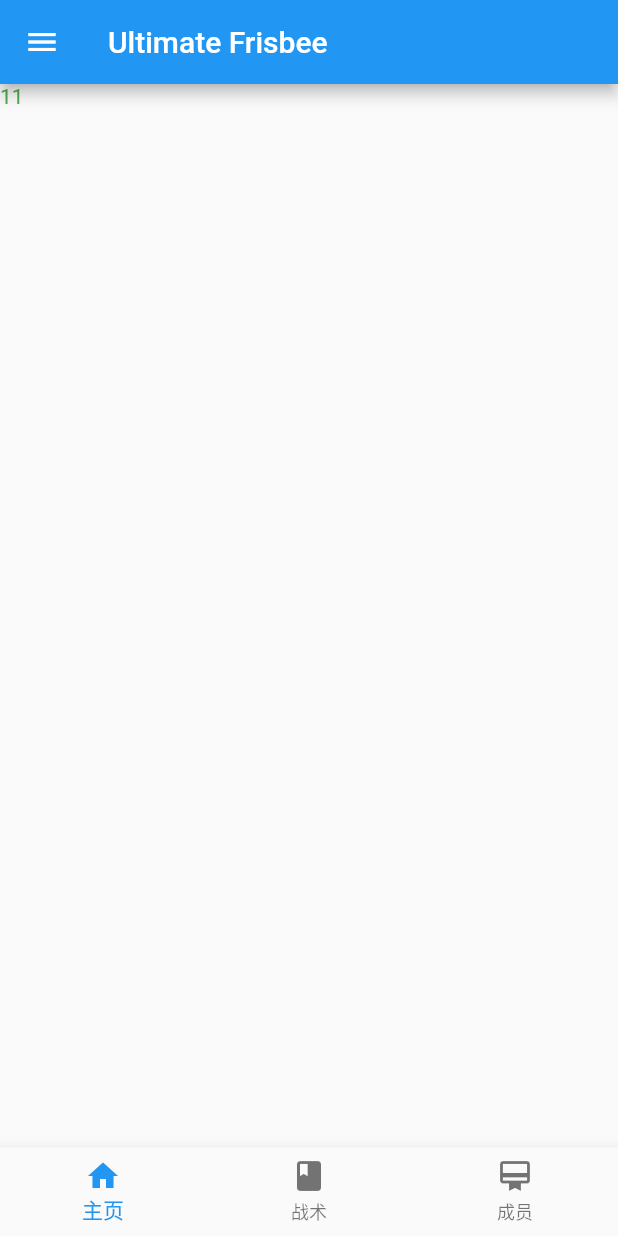
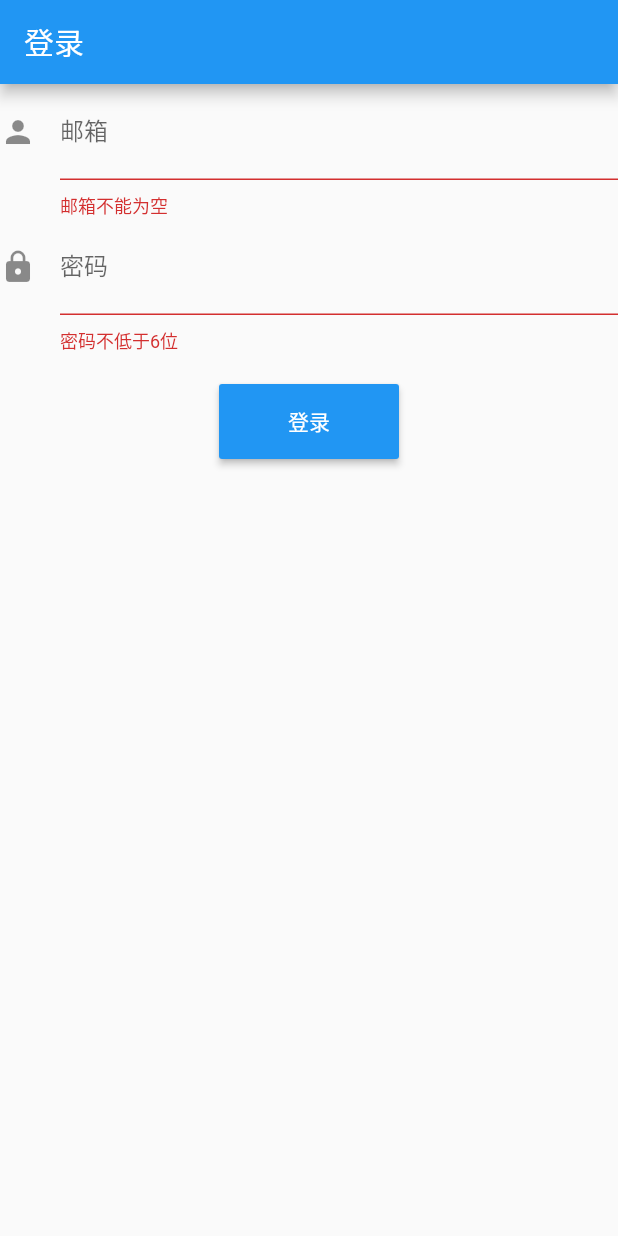
Before and after one commit to montehuang/ultimate_frisbee, a Flutter app: the screen it shows after launch, on a phone screen of 412 x 824 dp. Run offline on Flutter 3.47's test engine with Material 2 defaults, Android fonts, the phone set to English and light mode, and no system bars; our stand-ins replace flutter_svg, shared_preferences.

Commit message:
登录的功能

```diff
--- /dev/null
+++ b/lib/common/global.dart
@@ -0,0 +1,59 @@
+/*
+ * @Author: Monte
+ * @Date: 2021-12-24
+ * @Description:
+ */
+
+import 'package:frisbee/models/user.dart';
+import 'package:frisbee/utils/db_utils.dart';
+
+class Global {
+  static User? currentUser = User();
+  static List<Team?> teams = [];
+  static DbClient dbClient = const DbClient();
+  static String token = '';
+
+  static dynamic _getDatarFromFile(String keyName) async {
+    var data = await dbClient.get(keyName, DataType.tMap);
+    return data;
+  }
+
+  static void _writeDataToFile(String keyName, dynamic object) async {
+    await dbClient.write('user', object);
+  }
+
+  static void _deleteDataToFile(String keyName) async {
+    await dbClient.delete('user');
+  }
+
+  static void initUserAndTeam({Map? userData}) async {
+    if (userData == null || userData.isEmpty) {
+      userData = await _getDatarFromFile('user');
+    } else {
+      // userData.remove(key)
+      _writeDataToFile('user', userData);
+    }
+    if (userData != null) {
+      currentUser = User(data: userData);
+      for (var teamData in userData['teams']) {
+        var team = Team(data: teamData);
+        teams.add(team);
+      }
+    }
+  }
+
+  static void initToken(String? newToken) {
+    if (newToken!.isEmpty) {
+      token = _getDatarFromFile('token');
+    } else {
+      token = newToken;
+      _writeDataToFile('token', newToken);
+    }
+  }
+
+  static void clearUser() async {
+    currentUser = null;
+    _deleteDataToFile('user');
+    _deleteDataToFile('teams');
+  }
+}
--- a/lib/main.dart
+++ b/lib/main.dart
@@ -1,8 +1,6 @@
 import 'package:flutter/material.dart';
-import 'package:frisbee/pages/user.dart';
-import 'pages/home_page.dart';
-import 'pages/player.dart';
-import 'pages/playbook.dart';
+import 'package:frisbee/pages/splash_page.dart';
+
 
 void main() => runApp( const MyApp());
 
@@ -13,56 +11,7 @@ class MyApp extends StatelessWidget {
   Widget build(BuildContext context) {
     return const MaterialApp(
       title: 'Welcome to Flutter',
-      home:  HomePage(title: "xxxx")
+      home:  SplashScreen()
     );
   }
 }
-
-class HomePage extends StatefulWidget {
-  const HomePage({Key? key, required this.title}) : super(key: key);
-  final String title;
-  @override
-  State<HomePage> createState() => HomePageState();
-}
-
-class HomePageState extends State<HomePage> with SingleTickerProviderStateMixin {
-
-  late TabController _tabController;
-  List tabs = [
-    const SubHomePage(content: "11", icon: Icons.home, header: "主页"),
-    const BookPage(content: "22", icon: Icons.book, header: "战术"),
-    const PlayerPage(content: "33", icon: Icons.card_membership, header: "成员"),
-  ];
-  int _selectedIndex = 0;
-  @override
-  void initState() {
-    super.initState();
-    _tabController = TabController(length: tabs.length, vsync: this);
-  }
-
-  void _onTap(int index) {
-    setState(() {
-      _selectedIndex = index;
-    });
-  }
-  @override
-  Widget build(BuildContext context) {
-    return Scaffold(
-      appBar: AppBar(title: const Text('Ultimate Frisbee',)),
-      body: Text(tabs[_selectedIndex].content, style: const TextStyle(color: Colors.green),),
-      bottomNavigationBar: BottomNavigationBar(
-        items: tabs.map((e) => BottomNavigationBarItem(icon: Icon(e.icon), label: e.header)).toList(),
-        onTap: _onTap,
-        currentIndex: _selectedIndex,
-      ),
-      drawer: const UserDrawer(),
-    );
-  }
-
-  @override
-  void dispose() {
-    // 释放资源
-    _tabController.dispose();
-    super.dispose();
-  }
-}
--- /dev/null
+++ b/lib/pages/login_page.dart
@@ -0,0 +1,112 @@
+/*
+ * @Author: Monte
+ * @Date: 2021-12-24
+ * @Description:
+ */
+import 'package:flutter/material.dart';
+import 'package:frisbee/common/global.dart';
+import 'package:frisbee/utils/request_util.dart';
+
+class LoginPage extends StatefulWidget {
+  final String title;
+
+  const LoginPage({Key? key, required this.title}) : super(key: key);
+  @override
+  State<StatefulWidget> createState() {
+    return _LoginPageState();
+  }
+}
+
+void setState(Null Function() param0) {}
+
+class _LoginPageState extends State<LoginPage> {
+  final GlobalKey _globalKey = GlobalKey<FormState>();
+  final _userName = TextEditingController();
+  final _userPwd = TextEditingController();
+  @override
+  Widget build(BuildContext context) {
+    return Scaffold(
+      appBar: AppBar(
+        title: Text(widget.title),
+      ),
+      body: Center(
+        child: Form(
+          autovalidateMode: AutovalidateMode.always, key: _globalKey, //自动校验
+          child: Column(
+            children: <Widget>[
+              TextFormField(
+                controller: _userName,
+                decoration: const InputDecoration(
+                    labelText: "邮箱",
+                    hintText: "输入你的邮箱",
+                    icon: Icon(Icons.person)),
+                validator: (v) {
+                  return v!.trim().isNotEmpty ? null : "邮箱不能为空";
+                },
+              ),
+              TextFormField(
+                controller: _userPwd,
+                decoration: const InputDecoration(
+                  labelText: "密码",
+                  hintText: "输入你的密码",
+                  icon: Icon(Icons.lock),
+                ),
+                validator: (v) {
+                  return v!.trim().length > 5 ? null : "密码不低于6位";
+                },
+                obscureText: true,
+              ),
+              const Padding(
+                padding: EdgeInsets.only(top: 20.0),
+              ),
+              SizedBox(
+                width: 120.0,
+                height: 50.0,
+                // ignore: deprecated_member_use
+                child: RaisedButton(
+                  onPressed: () {
+                    if ((_globalKey.currentState as FormState).validate()) {
+                      _login();
+                    }
+                  },
+                  child: const Text(
+                    "登录",
+                    style: TextStyle(color: Colors.white), //字体白色
+                  ),
+                  color: Colors.blue,
+                ),
+              ),
+            ],
+          ),
+        ),
+      ),
+    );
+  }
+
+  void _changeUserInfo(Map? responseData) {
+    var showStr = '';
+    if (responseData!.isNotEmpty) {
+      var userData = responseData['data'];
+      Global.initToken(responseData['token']);
+      var teamsData = userData['teams'];
+      Global.initUserAndTeam(userData: userData);
+      showStr = "登录成功 \n";
+    } else {
+      showStr = "登录失败 \n 账号或密码错误";
+    }
+    showDialog(
+        context: context,
+        builder: (context) {
+          return AlertDialog(
+            content: Text(showStr),
+          );
+        });
+  }
+
+  void _login() async {
+    var postBody = {"email": _userName.text, "password": _userPwd.text};
+    var data = await ApiClient().post('api/signup', postBody);
+    _changeUserInfo(data);
+  }
+
+}
```
Also changed, not shown: lib/models/user.dart (+4 -4 lines), lib/pages/base_home_page.dart (added, +59 -0 lines), lib/pages/splash_page.dart (added, +46 -0 lines), lib/pages/user.dart (+16 -35 lines), lib/utils/db_utils.dart (+18 -12 lines), lib/utils/request_util.dart (+28 -8 lines).
